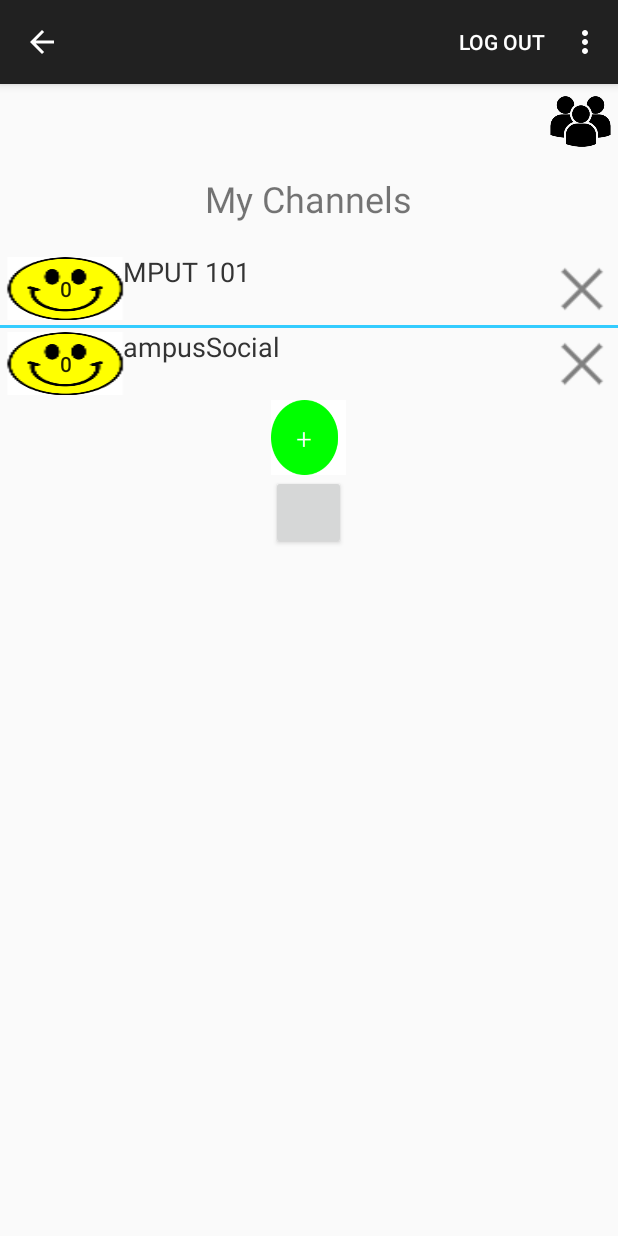
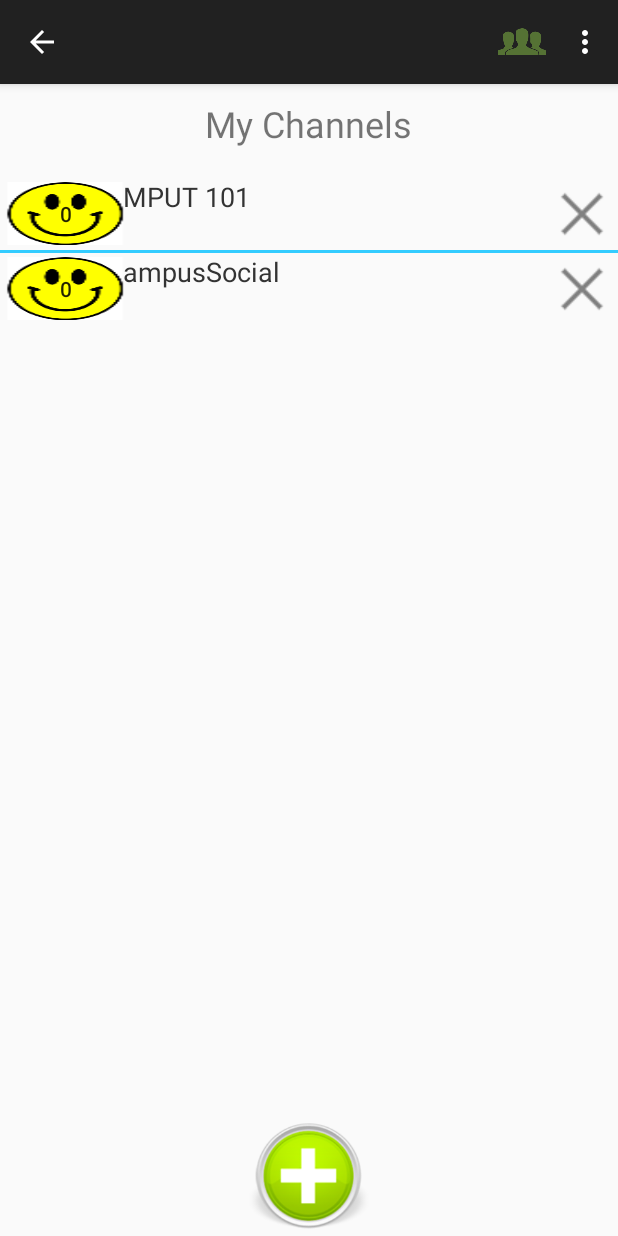
Before and after one commit to cfudge/ClassDiscuss, an Android app: the EditProfileActivity screen opened directly, with no data from a screen before it, in the options menu, after a tap on "My Channels", on a phone screen of 412 x 824 dp. Run offline under Robolectric (Android 15) with nearby library versions, the phone set to English and light mode, and no system bars.

Commit message:
make the  my connections ui activity more pleasing

```diff
--- a/ClassDiscuss/app/src/main/java/com/example/cmput401/classdiscuss/MyChannelScreen.java
+++ b/ClassDiscuss/app/src/main/java/com/example/cmput401/classdiscuss/MyChannelScreen.java
@@ -2,22 +2,13 @@ package com.example.cmput401.classdiscuss;
 
 import android.content.Intent;
 import android.os.Bundle;
-import android.support.v7.app.ActionBarActivity;
-import android.util.Log;
 import android.view.Menu;
-import android.view.MenuItem;
 import android.view.View;
 import android.widget.Button;
 import android.widget.ListView;
-import android.widget.Toast;
-
-import com.google.android.gms.common.api.GoogleApiClient;
-import com.google.android.gms.common.api.ResultCallback;
-import com.google.android.gms.common.api.Status;
-import com.google.android.gms.plus.Plus;
 
 
-public class MyChannelScreen extends ActionBarActivity {
+public class MyChannelScreen extends sideBarMenuActivity {
 
     ListView listView;
     private Singleton singleton;
@@ -36,18 +27,6 @@ public class MyChannelScreen extends ActionBarActivity {
         listView.setAdapter(channelAdapter);
         addChannels();
 
-        Button channelButton = (Button) findViewById(R.id.connections);
-
-
-
-        channelButton.setOnClickListener(new View.OnClickListener() {
-
-            public void onClick(View v) {
-                Intent addChannels = new Intent();
-                addChannels.setClass(getApplicationContext(), ConnectionList.class);
-                startActivity(addChannels);
-            }
-        });
 
     }
 
@@ -99,45 +78,5 @@ public class MyChannelScreen extends ActionBarActivity {
         return true;
     }
 
-    @Override
-    public boolean onOptionsItemSelected(MenuItem item) {
-        // Handle action bar item clicks here. The action bar will
-        // automatically handle clicks on the Home/Up button, so long
-        // as you specify a parent activity in AndroidManifest.xml.
-        int id = item.getItemId();
 
-        //noinspection SimplifiableIfStatement
-         if (id == R.id.action_settings) {
-            return true;
-        }
-        if (id == R.id.action_logout) {
-           // MainActivity.isLoggedIn = false;
-            MainActivity.loggedIn = false;
-           // MainActivity.mGoogleApiClient.connect();
-           // if (MainActivity.mGoogleApiClient.isConnected()) {
-                //Toast.makeText(this, "In channel screen!", Toast.LENGTH_LONG).show();
-               /* Plus.AccountApi.clearDefaultAccount(MainActivity.mGoogleApiClient);
-                Plus.AccountApi.revokeAccessAndDisconnect(MainActivity.mGoogleApiClient)
-                        .setResultCallback(new ResultCallback<Status>() {
-                            @Override
-                            public void onResult(Status arg0) {
-                                Log.e("MyChannelScreen", "User access revoked!");
-                              //  MainActivity.mGoogleApiClient.connect();
-
-                            }
-
-                        });
-            }
-                MainActivity.loggedIn = true;*/
-                Intent ToChannelScreen = new Intent();
-                ToChannelScreen.setClass(getApplicationContext(), MainActivity.class);
-                startActivity(ToChannelScreen);
-
-
-            return true;
-        }
-
-
-        return super.onOptionsItemSelected(item);
-    }
 }
--- a/ClassDiscuss/app/src/main/java/com/example/cmput401/classdiscuss/sideBarMenuActivity.java
+++ b/ClassDiscuss/app/src/main/java/com/example/cmput401/classdiscuss/sideBarMenuActivity.java
@@ -1,10 +1,8 @@
 package com.example.cmput401.classdiscuss;
 
 import android.content.Intent;
+import android.os.Bundle;
 import android.support.v7.app.ActionBarActivity;
-import android.os.Bundle;
-import android.view.Menu;
-import android.view.MenuInflater;
 import android.view.MenuItem;
 
 /**
@@ -46,6 +44,11 @@ public class sideBarMenuActivity extends ActionBarActivity {
                 myChannels.setClass(getApplicationContext(), MyChannelScreen.class);
                 startActivity(myChannels);
                 break;
+            case R.id.action_myConnections:
+                Intent activity = new Intent();
+                activity.setClass(getApplicationContext(), ConnectionList.class);
+                startActivity(activity);
+                break;
             case R.id.action_edit_profile:
                 Intent edit = new Intent();
                 edit.setClass(getApplicationContext(), EditProfileActivity.class);
@@ -53,7 +56,26 @@ public class sideBarMenuActivity extends ActionBarActivity {
                 break;
             case R.id.action_settings:
             case R.id.action_logout:
-                break;
+                MainActivity.loggedIn = false;
+                // MainActivity.mGoogleApiClient.connect();
+                // if (MainActivity.mGoogleApiClient.isConnected()) {
+                //Toast.makeText(this, "In channel screen!", Toast.LENGTH_LONG).show();
+               /* Plus.AccountApi.clearDefaultAccount(MainActivity.mGoogleApiClient);
+                Plus.AccountApi.revokeAccessAndDisconnect(MainActivity.mGoogleApiClient)
+                        .setResultCallback(new ResultCallback<Status>() {
+                            @Override
+                            public void onResult(Status arg0) {
+                                Log.e("MyChannelScreen", "User access revoked!");
+                              //  MainActivity.mGoogleApiClient.connect();
+
+                            }
+
+                        });
+            }
+                MainActivity.loggedIn = true;*/
+                Intent ToChannelScreen = new Intent();
+                ToChannelScreen.setClass(getApplicationContext(), MainActivity.class);
+                startActivity(ToChannelScreen);
             default:
                 return super.onOptionsItemSelected(item);
         }
--- a/ClassDiscuss/app/src/main/res/layout/activity_channel_screen.xml
+++ b/ClassDiscuss/app/src/main/res/layout/activity_channel_screen.xml
@@ -4,15 +4,6 @@
     android:layout_height="fill_parent"
     android:orientation="vertical"
     tools:context="com.example.cmput401.classdiscuss.MyChannelScreen">
-
-
-    <ImageView
-        android:layout_width="50dp"
-        android:layout_height="50dp"
-        android:background="@drawable/ic_multiple25"
-        android:layout_alignParentRight="true"
-        android:layout_gravity="right"
-        />
 
     <TextView android:text="@string/my_channels"
         android:layout_width="wrap_content"
@@ -33,22 +24,22 @@
         android:textColor="#333333"
         />
 
-    <Button
-        android:id="@+id/add_new_channel"
-        android:layout_width="50dp"
-        android:layout_height="50dp"
-        android:layout_gravity="center_horizontal"
-        android:background="@drawable/ic_greencircle"
-        android:textColor="#33CCFF"
-        android:layout_alignParentTop="true" />
+    <LinearLayout
+        android:layout_width="match_parent"
+        android:layout_height="0dip"
+        android:layout_weight="1"
+        android:gravity="center|bottom"
+        android:orientation="vertical" >
+        <Button
+            android:id="@+id/add_new_channel"
+            android:layout_width="80dp"
+            android:layout_height="80dp"
+            android:layout_gravity="center_horizontal|center"
+            android:background="@drawable/ic_green"
+            android:textColor="#33CCFF"
+            android:layout_alignParentTop="true" />
 
-    <Button
-        android:id="@+id/connections"
-        android:layout_width="50dp"
-        android:layout_height="50dp"
-        android:layout_gravity="center_horizontal"
-        android:textColor="#33CCFF"
-        android:layout_alignParentTop="true" />
+    </LinearLayout>
 
 
 </LinearLayout>
--- a/ClassDiscuss/app/src/main/res/menu/menu_channel_screen.xml
+++ b/ClassDiscuss/app/src/main/res/menu/menu_channel_screen.xml
@@ -2,11 +2,13 @@
     xmlns:app="http://schemas.android.com/apk/res-auto"
     xmlns:tools="http://schemas.android.com/tools"
     tools:context="com.example.cmput401.classdiscuss.MyChannelScreen">
-    <item android:id="@+id/action_settings" android:title="@string/action_settings"
+    <item android:id="@+id/action_myConnections" android:title="@string/my_connections"
+        android:icon="@drawable/ic_myconnections"
+        android:orderInCategory="100" app:showAsAction="ifRoom" />
+    <item android:id="@+id/action_profile" android:title="@string/menu_profile"
         android:orderInCategory="100" app:showAsAction="never" />
-
-    <item android:id="@+id/action_edit" android:title="@string/menu_edit"
+    <item android:id="@+id/action_settings" android:title="@string/menu_settings"
         android:orderInCategory="100" app:showAsAction="never" />
     <item android:id="@+id/action_logout" android:title="@string/logout"
-        android:orderInCategory="100" app:showAsAction="ifRoom" />
+        android:orderInCategory="100" app:showAsAction="never" />
 </menu>
--- a/ClassDiscuss/app/src/main/res/menu/menu_side_bar_menu.xml
+++ b/ClassDiscuss/app/src/main/res/menu/menu_side_bar_menu.xml
@@ -4,9 +4,14 @@
     tools:context="com.example.cmput401.classdiscuss.sideBarMenuActivity">
     <item android:id="@+id/action_myChannels" android:title="@string/menu_myChannels"
         android:orderInCategory="100" app:showAsAction="never" />
+    <item android:id="@+id/action_myConnections" android:title="@string/my_connections"
+        android:icon="@drawable/ic_myconnections"
+        android:orderInCategory="100" app:showAsAction="never" />
     <item android:id="@+id/action_profile" android:title="@string/menu_profile"
         android:orderInCategory="100" app:showAsAction="never" />
     <item android:id="@+id/action_settings" android:title="@string/menu_settings"
         android:orderInCategory="100" app:showAsAction="never" />
+    <item android:id="@+id/action_logout" android:title="@string/logout"
+        android:orderInCategory="100" app:showAsAction="never" />
 
 </menu>
```
Also changed, not shown: ClassDiscuss/app/src/main/res/drawable/ic_green.png (added), ClassDiscuss/app/src/main/res/drawable/ic_myconnections.png (added).
